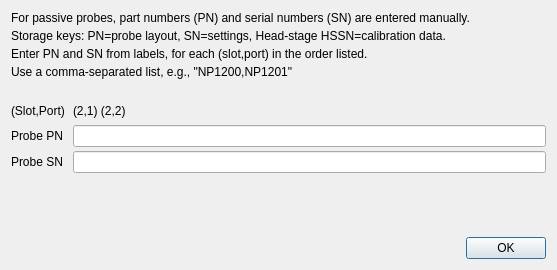
The window that Forms/PsvPNDialog.ui (billkarsh/SpikeGLX) describes before a commit, drawn with Qt 5.
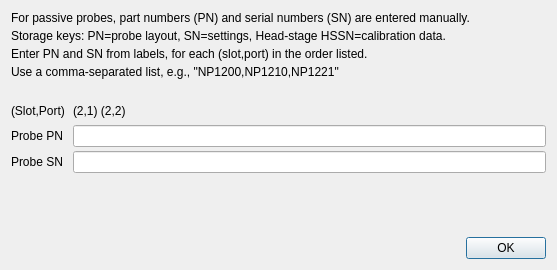
The same window after the commit.

```diff
--- a/Forms/PsvPNDialog.ui
+++ b/Forms/PsvPNDialog.ui
@@ -46,7 +46,7 @@
      <item>
       <widget class="QLabel" name="label_5">
        <property name="text">
-        <string>Use a comma-separated list, e.g., &quot;NP1200,NP1201&quot;</string>
+        <string>Use a comma-separated list, e.g., &quot;NP1200,NP1210,NP1221&quot;</string>
        </property>
       </widget>
      </item>
```
